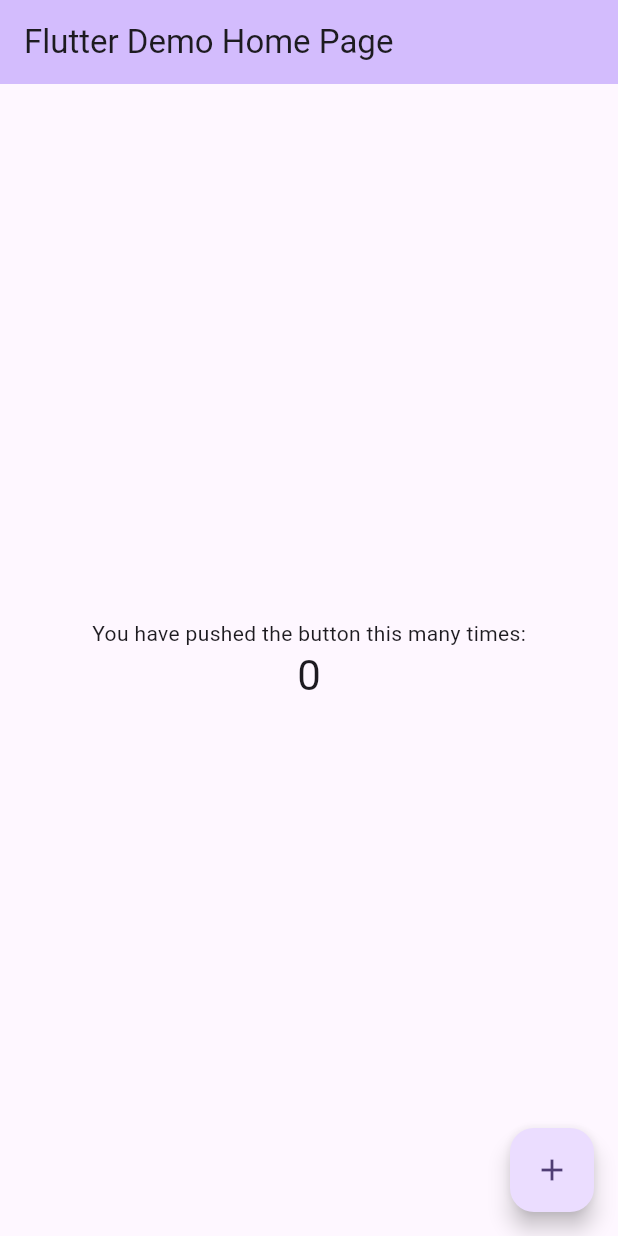
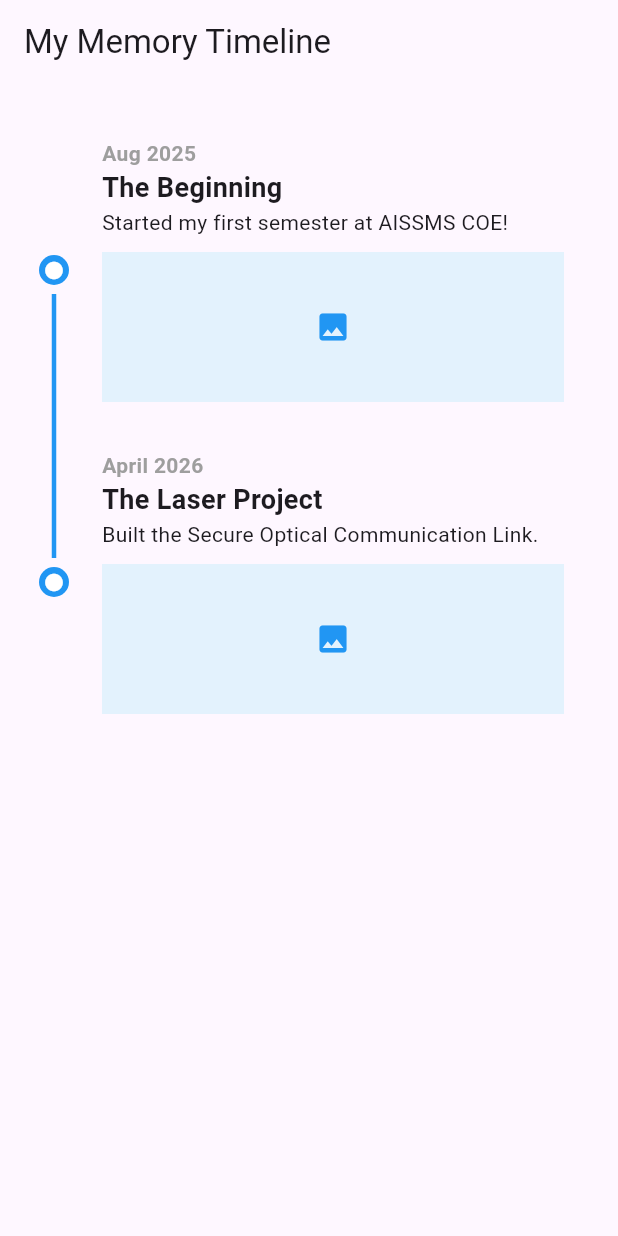
Before and after one commit to omsapate23/memorytimeline, a Flutter app: the screen it shows after launch, on a phone screen of 412 x 824 dp. Run offline on Flutter 3.47's test engine with Material 3 defaults, Android fonts, the phone set to English and light mode, and no system bars; drawn by our look-alikes of timeline_tile.

Commit message:
basic template for main.dart

```diff
--- a/lib/main.dart
+++ b/lib/main.dart
@@ -1,122 +1,90 @@
 import 'package:flutter/material.dart';
+import 'package:timeline_tile/timeline_tile.dart';
 
-void main() {
-  runApp(const MyApp());
-}
+void main() => runApp(const MemoryApp());
 
-class MyApp extends StatelessWidget {
-  const MyApp({super.key});
+class MemoryApp extends StatelessWidget {
+  const MemoryApp({super.key});
 
-  // This widget is the root of your application.
   @override
   Widget build(BuildContext context) {
     return MaterialApp(
-      title: 'Flutter Demo',
-      theme: ThemeData(
-        // This is the theme of your application.
-        //
-        // TRY THIS: Try running your application with "flutter run". You'll see
-        // the application has a purple toolbar. Then, without quitting the app,
-        // try changing the seedColor in the colorScheme below to Colors.green
-        // and then invoke "hot reload" (save your changes or press the "hot
-        // reload" button in a Flutter-supported IDE, or press "r" if you used
-        // the command line to start the app).
-        //
-        // Notice that the counter didn't reset back to zero; the application
-        // state is not lost during the reload. To reset the state, use hot
-        // restart instead.
-        //
-        // This works for code too, not just values: Most code changes can be
-        // tested with just a hot reload.
-        colorScheme: .fromSeed(seedColor: Colors.deepPurple),
+      debugShowCheckedModeBanner: false,
+      home: Scaffold(
+        appBar: AppBar(title: const Text("My Memory Timeline")),
+        body: ListView(
+          padding: const EdgeInsets.all(20),
+          children: [
+            // First Node
+            MemoryTile(
+              isFirst: true,
+              isLast: false,
+              title: "The Beginning",
+              note: "Started my first semester at AISSMS COE!",
+              date: "Aug 2025",
+            ),
+            // Second Node
+            MemoryTile(
+              isFirst: false,
+              isLast: true,
+              title: "The Laser Project",
+              note: "Built the Secure Optical Communication Link.",
+              date: "April 2026",
+            ),
+          ],
+        ),
       ),
-      home: const MyHomePage(title: 'Flutter Demo Home Page'),
     );
   }
 }
 
-class MyHomePage extends StatefulWidget {
-  const MyHomePage({super.key, required this.title});
+class MemoryTile extends StatelessWidget {
+  final bool isFirst;
+  final bool isLast;
+  final String title;
+  final String note;
+  final String date;
 
-  // This widget is the home page of your application. It is stateful, meaning
-  // that it has a State object (defined below) that contains fields that affect
-  // how it looks.
-
-  // This class is the configuration for the state. It holds the values (in this
-  // case the title) provided by the parent (in this case the App widget) and
-  // used by the build method of the State. Fields in a Widget subclass are
-  // always marked "final".
-
-  final String title;
-
-  @override
-  State<MyHomePage> createState() => _MyHomePageState();
-}
-
-class _MyHomePageState extends State<MyHomePage> {
-  int _counter = 0;
-
-  void _incrementCounter() {
-    setState(() {
-      // This call to setState tells the Flutter framework that something has
-      // changed in this State, which causes it to rerun the build method below
-      // so that the display can reflect the updated values. If we changed
-      // _counter without calling setState(), then the build method would not be
-      // called again, and so nothing would appear to happen.
-      _counter++;
-    });
-  }
+  const MemoryTile({
+    super.key,
+    required this.isFirst,
+    required this.isLast,
+    required this.title,
+    required this.note,
+    required this.date,
+  });
 
   @override
   Widget build(BuildContext context) {
-    // This method is rerun every time setState is called, for instance as done
-    // by the _incrementCounter method above.
-    //
-    // The Flutter framework has been optimized to make rerunning build methods
-    // fast, so that you can just rebuild anything that needs updating rather
-    // than having to individually change instances of widgets.
-    return Scaffold(
-      appBar: AppBar(
-        // TRY THIS: Try changing the color here to a specific color (to
-        // Colors.amber, perhaps?) and trigger a hot reload to see the AppBar
-        // change color while the other colors stay the same.
-        backgroundColor: Theme.of(context).colorScheme.inversePrimary,
-        // Here we take the value from the MyHomePage object that was created by
-        // the App.build method, and use it to set our appbar title.
-        title: Text(widget.title),
+    return TimelineTile(
+      isFirst: isFirst,
+      isLast: isLast,
+      beforeLineStyle: const LineStyle(color: Colors.blue, thickness: 3),
+      indicatorStyle: IndicatorStyle(
+        width: 20,
+        color: Colors.blue,
+        padding: const EdgeInsets.all(6),
+        iconStyle: IconStyle(color: Colors.white, iconData: Icons.circle),
       ),
-      body: Center(
-        // Center is a layout widget. It takes a single child and positions it
-        // in the middle of the parent.
+      endChild: Container(
+        padding: const EdgeInsets.all(16),
         child: Column(
-          // Column is also a layout widget. It takes a list of children and
-          // arranges them vertically. By default, it sizes itself to fit its
-          // children horizontally, and tries to be as tall as its parent.
-          //
-          // Column has various properties to control how it sizes itself and
-          // how it positions its children. Here we use mainAxisAlignment to
-          // center the children vertically; the main axis here is the vertical
-          // axis because Columns are vertical (the cross axis would be
-          // horizontal).
-          //
-          // TRY THIS: Invoke "debug painting" (choose the "Toggle Debug Paint"
-          // action in the IDE, or press "p" in the console), to see the
-          // wireframe for each widget.
-          mainAxisAlignment: .center,
+          crossAxisAlignment: CrossAxisAlignment.start,
           children: [
-            const Text('You have pushed the button this many times:'),
-            Text(
-              '$_counter',
-              style: Theme.of(context).textTheme.headlineMedium,
+            Text(date, style: const TextStyle(fontWeight: FontWeight.bold, color: Colors.grey)),
+            Text(title, style: const TextStyle(fontSize: 18, fontWeight: FontWeight.bold)),
+            Text(note),
+            const SizedBox(height: 10),
+            // Placeholder for an image
+            Container(
+              height: 100,
+              width: double.infinity,
+              color: Colors.blue.shade50,
+              child: const Icon(Icons.image, color: Colors.blue),
             ),
           ],
         ),
       ),
-      floatingActionButton: FloatingActionButton(
-        onPressed: _incrementCounter,
-        tooltip: 'Increment',
-        child: const Icon(Icons.add),
-      ),
     );
   }
 }
```
